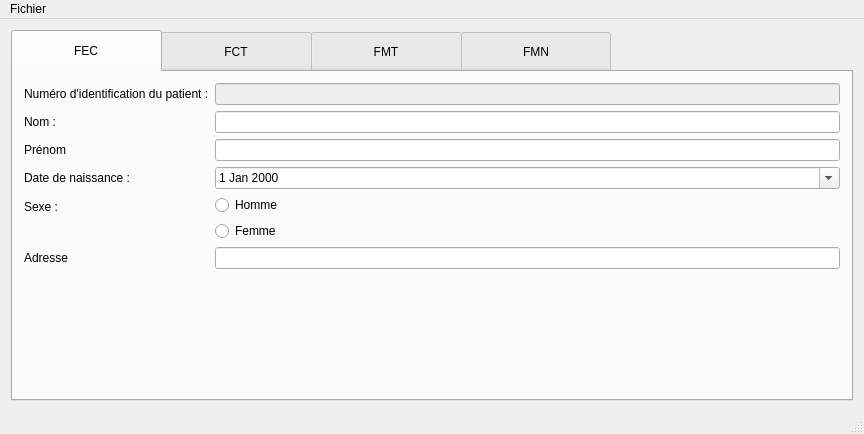
Qt form gui/Viewer/forms/mainwindow.ui (Krozark/Salamandre) before a commit.
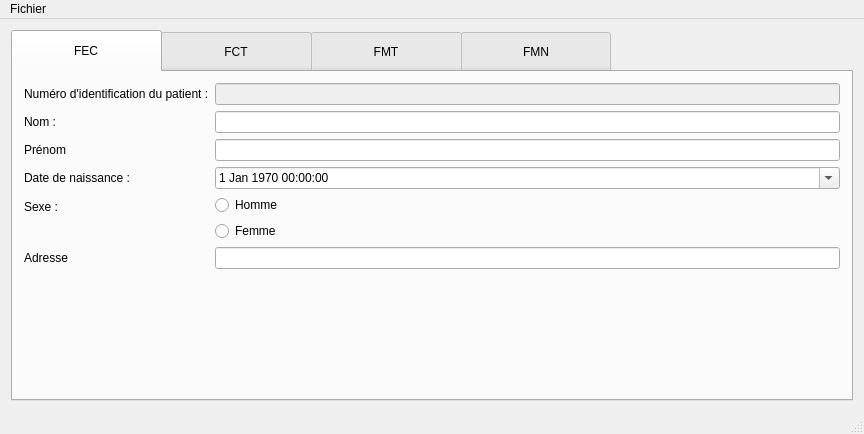
The same form after that commit. The open tabs and pages were chosen to show the change. Icons and pictures are not drawn.

Commit message: digit file list refresh in real time when import file, can now read / extract file, serializer is now use for registry record

The edit to the form file:
```diff
--- a/gui/Viewer/forms/mainwindow.ui
+++ b/gui/Viewer/forms/mainwindow.ui
@@ -117,13 +117,6 @@
             </property>
            </widget>
           </item>
-          <item row="3" column="1">
-           <widget class="QDateEdit" name="dateEdit_patientBirthDate">
-            <property name="calendarPopup">
-             <bool>true</bool>
-            </property>
-           </widget>
-          </item>
           <item row="4" column="0">
            <widget class="QLabel" name="label_patientSex">
             <property name="text">
@@ -167,6 +160,20 @@
           <item row="5" column="1">
            <widget class="QLineEdit" name="lineEdit_patientAdress"/>
           </item>
+          <item row="3" column="1">
+           <widget class="QDateTimeEdit" name="dateTimeEdit_patientBirthDate">
+            <property name="date">
+             <date>
+              <year>1970</year>
+              <month>1</month>
+              <day>1</day>
+             </date>
+            </property>
+            <property name="calendarPopup">
+             <bool>true</bool>
+            </property>
+           </widget>
+          </item>
          </layout>
         </item>
        </layout>
```
Left out of the diff: 28 changed lines with no effect on the pictures. The commit also changes 27 other files.
